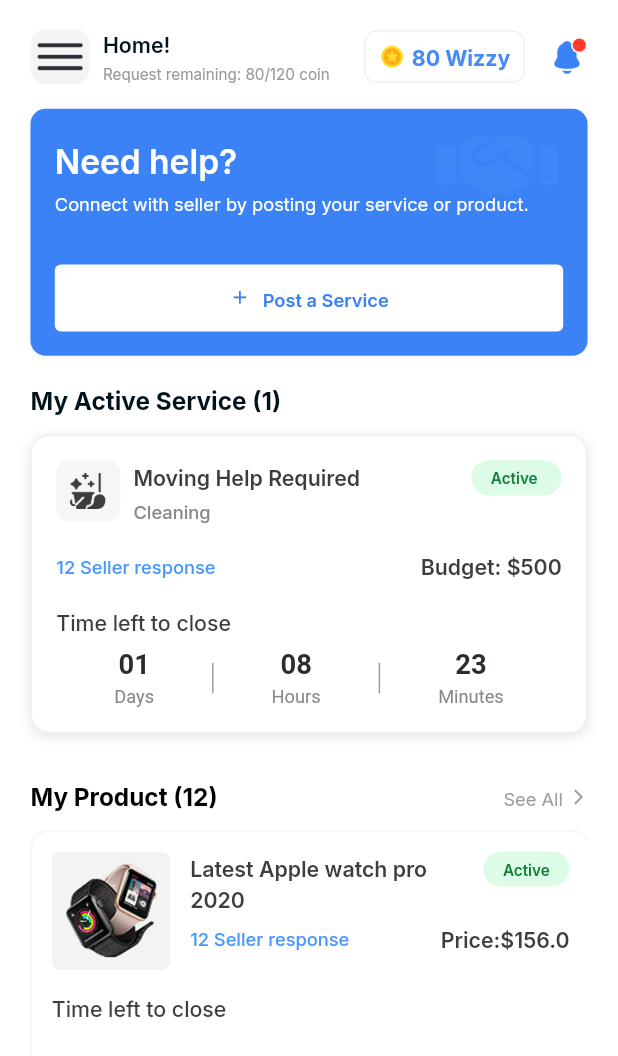
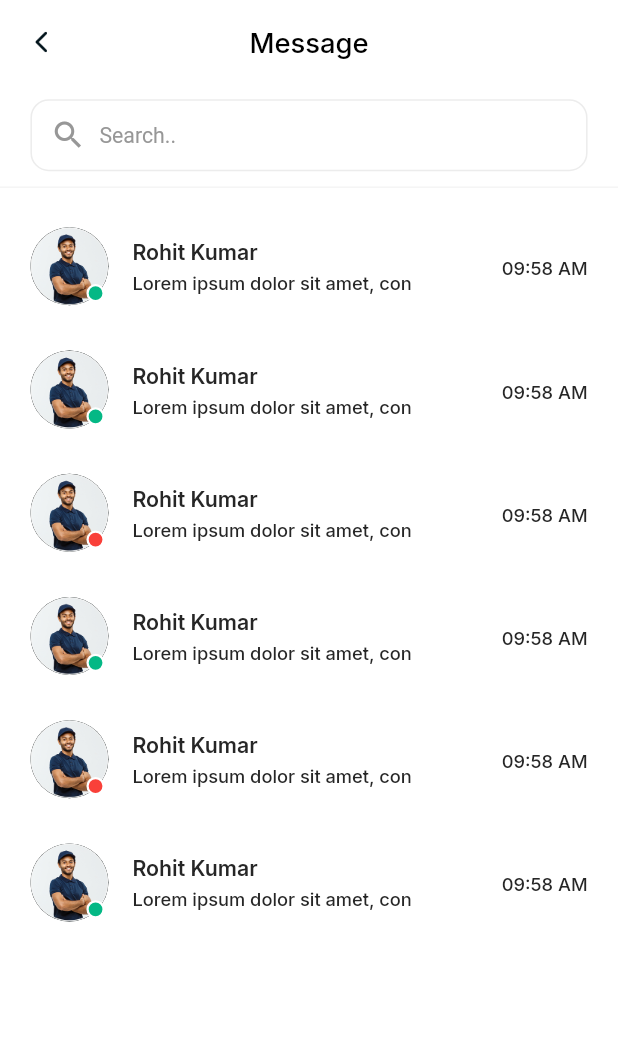
Before and after one commit to akibur-rahman-wix-buddy/martaarcadu_app, a Flutter app: the screen it shows after launch, on a phone screen of 412 x 824 dp. Shown: the top 1056 px of the screen. Run offline on Flutter 3.47's test engine with Material 3 defaults, Android fonts, the light colour scheme and no system bars; drawn by our look-alikes of auto_animated; our stand-ins replace dio, dotted_border, file_picker, flutter_screenutil, get, get_it and 5 more; missing offline and left inert: dotlottie_loader; Roboto replaces fonts that are missing (Manrope).

Commit message:
complete message flow screen

```diff
--- /dev/null
+++ b/lib/features/message_flow/chat_details/presentation/model/message.dart
@@ -0,0 +1,8 @@
+
+class Message {
+  final String text;
+  final bool isMe;
+  final String? location;
+
+  Message({required this.text, required this.isMe, this.location});
+}
--- /dev/null
+++ b/lib/features/message_flow/message_list/presentation/message_list_screen.dart
@@ -0,0 +1,179 @@
+import 'package:flutter/material.dart';
+import 'package:flutter_screenutil/flutter_screenutil.dart';
+import 'package:martaarcadu_app/common_widgets/common_arrow_button.dart';
+import 'package:martaarcadu_app/constants/text_font_style.dart';
+import 'package:martaarcadu_app/features/message_flow/message_list/presentation/model/message_model.dart';
+import 'package:martaarcadu_app/gen/assets.gen.dart';
+import 'package:martaarcadu_app/gen/colors.gen.dart';
+import 'package:martaarcadu_app/helpers/all_routes.dart';
+import 'package:martaarcadu_app/helpers/navigation_service.dart';
+import 'package:martaarcadu_app/helpers/ui_helpers.dart';
+
+class MessageListScreen extends StatelessWidget {
+  MessageListScreen({super.key});
+
+  final List<MessageModel> messages = [
+    MessageModel(
+      name: "Rohit Kumar",
+      message: "Lorem ipsum dolor sit amet, con",
+      time: "09:58 AM",
+      isOnline: true,
+      image: Assets.images.messageScreenImage.path,
+    ),
+    MessageModel(
+      name: "Rohit Kumar",
+      message: "Lorem ipsum dolor sit amet, con",
+      time: "09:58 AM",
+      isOnline: true,
+      image: Assets.images.messageScreenImage.path,
+    ),
+    MessageModel(
+      name: "Rohit Kumar",
+      message: "Lorem ipsum dolor sit amet, con",
+      time: "09:58 AM",
+      isOnline: false,
+      image: Assets.images.messageScreenImage.path,
+    ),
+    MessageModel(
+      name: "Rohit Kumar",
+      message: "Lorem ipsum dolor sit amet, con",
+      time: "09:58 AM",
+      isOnline: true,
+      image: Assets.images.messageScreenImage.path,
+    ),
+    MessageModel(
+      name: "Rohit Kumar",
+      message: "Lorem ipsum dolor sit amet, con",
+      time: "09:58 AM",
+      isOnline: false,
+      image: Assets.images.messageScreenImage.path,
+    ),
+    MessageModel(
+      name: "Rohit Kumar",
+      message: "Lorem ipsum dolor sit amet, con",
+      time: "09:58 AM",
+      isOnline: true,
+      image: Assets.images.messageScreenImage.path,
+    ),
+  ];
+
+  @override
+  Widget build(BuildContext context) {
+    return Scaffold(
+      backgroundColor: AppColors.cFFFFFF,
+      appBar: AppBar(
+        backgroundColor: AppColors.cFFFFFF,
+        elevation: 0,
+        leading: const CommonBackButton(),
+        centerTitle: true,
+        title: Text(
+          'Message',
+          style: TextFontStyle.textStylec18c1B1F3BManropeW600.copyWith(
+            color: AppColors.c000000,
+            fontWeight: FontWeight.w500,
+          ),
+        ),
+      ),
+      body: SafeArea(
+        child: Column(
+          children: [
+            Padding(
+              padding: EdgeInsets.symmetric(
+                horizontal: UIHelper.kDefaulutPadding(),
+                vertical: 10.h,
+              ),
+              child: TextField(
+                decoration: InputDecoration(
+                  contentPadding: EdgeInsets.symmetric(vertical: 12.h),
+                  enabledBorder: OutlineInputBorder(
+                    borderSide: BorderSide(color: AppColors.cECECEC),
+                    borderRadius: BorderRadius.circular(12.r),
+                  ),
+                  focusedBorder: OutlineInputBorder(
+                    borderSide: BorderSide(color: AppColors.c979797),
+                    borderRadius: BorderRadius.circular(12.r),
+                  ),
+                  prefixIcon: Padding(
+                    padding: EdgeInsets.only(left: 12.w, right: 8.w),
+                    child: Icon(Icons.search, color: AppColors.c979797),
+                  ),
+                  prefixIconConstraints:
+                      BoxConstraints(minWidth: 32.w, minHeight: 32.h),
+                  hintText: "Search..",
+                  hintStyle: TextStyle(
+                    fontSize: 14.sp,
+                    color: AppColors.c979797,
+                  ),
+                  filled: true,
+                  fillColor: AppColors.cFFFFFF,
+                ),
+              ),
+            ),
+            Divider(thickness: 1, height: 1, color: AppColors.cF4F4F4),
+            UIHelper.verticalSpace(16.h),
+            Expanded(
+              child: Padding(
+                padding: EdgeInsets.symmetric(
+                  horizontal: UIHelper.kDefaulutPadding(),
+                ),
+                child: ListView.separated(
+                  itemCount: messages.length,
+                  separatorBuilder: (_, __) => SizedBox(height: 10.h),
+                  itemBuilder: (context, index) {
+                    final message = messages[index];
+                    return ListTile(
+                      contentPadding: EdgeInsets.zero,
+                      leading: Stack(
+                        children: [
+                          CircleAvatar(
+                            backgroundImage: AssetImage(message.image),
+                            radius: 26,
+                          ),
+                          Positioned(
+                            bottom: 2,
+                            right: 2,
+                            child: Container(
+                              width: 12.w,
+                              height: 12.h,
+                              decoration: BoxDecoration(
+                                color: message.isOnline
+                                    ? AppColors.c04B885
+                                    : AppColors.cF94039,
+                                shape: BoxShape.circle,
+                                border: Border.all(
+                                    color: AppColors.cFFFFFF, width: 1.5),
+                              ),
+                            ),
+                          )
+                        ],
+                      ),
+                      title: Text(message.name,
+                          style: TextFontStyle.textStylec14c313131ManropeW600
+                              .copyWith(
+                            color: AppColors.c262626,
+                          )),
+                      subtitle: Text(message.message,
+                          overflow: TextOverflow.ellipsis,
+                          style: TextFontStyle.textStylec12c3B82F6ManropeW500
+                              .copyWith(
+                            color: AppColors.c262626,
+                          )),
+                      trailing: Text(
+                        message.time,
+                        style: TextFontStyle.textStylec12c393939ManropeW500
+                            .copyWith(color: AppColors.c262626),
+                      ),
+                      onTap: () {
+                        NavigationService.navigateTo(Routes.chatDetailsScreen);
+                      },
+                    );
+                  },
+                ),
+              ),
+            )
+          ],
+        ),
+      ),
+    );
+  }
+}
--- /dev/null
+++ b/lib/features/message_flow/message_list/presentation/model/message_model.dart
@@ -0,0 +1,15 @@
+class MessageModel {
+  final String name;
+  final String message;
+  final String time;
+  final bool isOnline;
+  final String image;
+
+  MessageModel({
+    required this.name,
+    required this.message,
+    required this.time,
+    required this.isOnline,
+    required this.image,
+  });
+}
--- a/lib/gen/colors.gen.dart
+++ b/lib/gen/colors.gen.dart
@@ -217,6 +217,9 @@ class AppColors {
   /// Color: #FFD90000
   static const Color cD90000 = Color(0xFFD90000);
 
+  /// Color: #FFD9D9D9
+  static const Color cD9D9D9 = Color(0xFFD9D9D9);
+
   /// Color: #FFDAA356
   static const Color cDAA356 = Color(0xFFDAA356);
 
@@ -252,6 +255,9 @@ class AppColors {
 
   /// Color: #FFEBEBEB
   static const Color cEBEBEB = Color(0xFFEBEBEB);
+
+  /// Color: #FFECECEC
+  static const Color cECECEC = Color(0xFFECECEC);
 
   /// Color: #FFEEEEEE
   static const Color cEEEEEE = Color(0xFFEEEEEE);
@@ -313,6 +319,9 @@ class AppColors {
   /// Color: #FFFFC107
   static const Color cFFC107 = Color(0xFFFFC107);
 
+  /// Color: #FFFFC21A
+  static const Color cFFC21A = Color(0xFFFFC21A);
+
   /// Color: #FFFFF1DF
   static const Color cFFF1DF = Color(0xFFFFF1DF);
 
--- a/lib/main.dart
+++ b/lib/main.dart
@@ -10,6 +10,8 @@ import 'package:martaarcadu_app/features/deals/presentation/deals_screen.dart';
 import 'package:martaarcadu_app/features/drawer/presentation/drawer_screen.dart';
 import 'package:martaarcadu_app/features/favorite_seller/presentation/favorite_seller_screen.dart';
 import 'package:martaarcadu_app/features/home/presentation/home_screen.dart';
+import 'package:martaarcadu_app/features/message_flow/chat_details/presentation/chat_details_screen.dart';
+import 'package:martaarcadu_app/features/message_flow/message_list/presentation/message_list_screen.dart';
 import 'package:martaarcadu_app/features/notification_flow/notification/presentation/notification_screen.dart';
 import 'package:martaarcadu_app/features/notification_flow/notification_settings/presentation/notification_settings_screen.dart';
 import 'package:martaarcadu_app/features/onboarding/presentation/onboarding_screen.dart';
@@ -100,7 +102,7 @@ class UtillScreenMobile extends StatelessWidget {
             },
             navigatorKey: NavigationService.navigatorKey,
             onGenerateRoute: RouteGenerator.generateRoute,
-            home: HomeScreen(),
+            home: MessageListScreen(),
           ),
         );
       },
```
Also changed, not shown: lib/features/message_flow/chat_details/presentation/chat_details_screen.dart (added, +133 -0 lines), lib/features/message_flow/chat_details/presentation/widgets/chat_bubble.dart (added, +71 -0 lines), lib/features/message_flow/chat_details/presentation/widgets/deal_info_card.dart (added, +89 -0 lines), lib/features/message_flow/chat_details/presentation/widgets/review_bottom_sheet.dart (added, +97 -0 lines), lib/gen/assets.gen.dart (+14 -9 lines), lib/helpers/all_routes.dart (+7 -0 lines), assets/icons/star_icon.png (added), assets/images/chat_details_screen_image.png (added), assets/images/message_screen_image.png (added), assets/images/message_screen_image1.png (deleted), assets/images/message_screen_image2.png (deleted), 1 other file.
